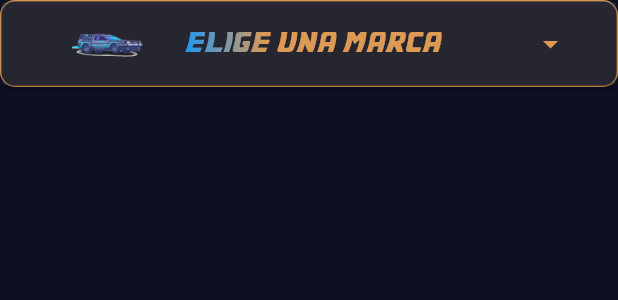
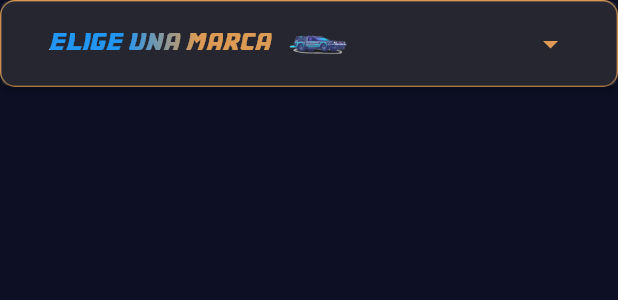
Before and after one commit to Legodark/paddock, a Flutter app: what buttonToActiveForm() shows on an empty page, opened directly, after a tap on "elige una marca", on a phone screen of 412 x 824 dp. Shown: the top 300 px of the screen. Run offline on Flutter 3.47's test engine with Material 2 defaults, Android fonts, the phone set to English and light mode, and no system bars; drawn by our look-alikes of simple_gradient_text; our stand-ins replace flutter_bloc, syncfusion_flutter_charts, syncfusion_flutter_gauges; missing offline and left inert: animated_loading_border.

Commit message:
Añadiendo graficas a la interfaz de flutter

```diff
--- /dev/null
+++ b/padook/Frontend/lib/bloc/chart_bloc/chart_bloc.dart
@@ -0,0 +1,17 @@
+
+import 'package:flutter_bloc/flutter_bloc.dart';
+
+part "chart_state.dart";
+
+class ChartBloc extends Cubit<ChartState> {
+  ChartBloc() : super(ChartState(widgetActive: false, priceResult: {}));
+
+  void activeWidget(bool widgetActive) {
+    emit(state.copyWith(widgetActive: widgetActive));
+  }
+
+  void updateMap(Map<String, double> priceResult) {
+    emit(state.copyWith(priceResult: priceResult));
+  }
+
+}
--- /dev/null
+++ b/padook/Frontend/lib/bloc/chart_bloc/chart_state.dart
@@ -0,0 +1,13 @@
+part of "chart_bloc.dart";
+
+class ChartState {
+  bool widgetActive;
+  Map<String, double>? priceResult;
+
+  ChartState({required this.widgetActive, required this.priceResult});
+
+  ChartState copyWith({bool? widgetActive, Map<String, double>? priceResult}) {
+    return ChartState(widgetActive: widgetActive ?? this.widgetActive,
+        priceResult: priceResult ?? this.priceResult);
+  }
+}
--- a/padook/Frontend/lib/page/padook_page.dart
+++ b/padook/Frontend/lib/page/padook_page.dart
@@ -1,7 +1,9 @@
 import 'package:flutter/material.dart';
 import 'package:flutter_bloc/flutter_bloc.dart';
+import 'package:padook/bloc/chart_bloc/chart_bloc.dart';
 import 'package:padook/bloc/json_bloc/json_data_bloc.dart';
 import 'package:padook/widgets/main_widgets/form_widget.dart';
+import 'package:padook/widgets/main_widgets/predict_chart_widget.dart';
 
 import '../bloc/widget_bloc/main_widget_bloc.dart';
 
@@ -19,20 +21,22 @@ class _PadookPageState extends State<PadookPage> {
     BlocProvider.of<JsonDataBloc>(context).fillData();
   }
 
-  void setFormWidget() {
-    BlocProvider.of<MainWidgetBloc>(context).changeFormWidget(buttonToActiveForm(context));
+  Future<void> setFormWidget() async {
+    BlocProvider.of<MainWidgetBloc>(context)
+        .changeFormWidget(buttonToActiveForm(context));
   }
 
   @override
   void initState() {
     super.initState();
     readDictData();
+    setFormWidget();
   }
 
   @override
-  void didChangeDependencies() {
-    super.didChangeDependencies();
-    setFormWidget();
+  void dispose() {
+    // TODO: implement dispose
+    super.dispose();
   }
 
   @override
@@ -54,8 +58,29 @@ class _PadookPageState extends State<PadookPage> {
                         height: 150,
                       ),
                       BlocBuilder<MainWidgetBloc, MainWidgetState>(
-                        builder: (context, state) => state.formWidget,
-                      )
+                        builder: (context, state) => AnimatedSwitcher(
+                          duration: const Duration(milliseconds: 300),
+                          switchInCurve: Curves.fastOutSlowIn,
+                          switchOutCurve: Curves.fastOutSlowIn,
+                          transitionBuilder:
+                              (Widget child, Animation<double> animation) {
+                            return SizeTransition(
+                              sizeFactor: animation,
+                              axisAlignment: 0.0,
+                              child: Align(
+                                child: Container(
+                                    padding: const EdgeInsets.symmetric(
+                                        vertical: 10),
+                                    child: child),
+                              ),
+                            );
+                          },
+                          child: state.formWidget,
+                        ),
+                      ),
+                      BlocBuilder<ChartBloc, ChartState>(
+                          builder: (context, state) =>
+                              state.widgetActive ? getChartPredictWidget(state) : Container())
                     ]),
               ),
             )),
--- a/padook/Frontend/lib/widgets/main_widgets/form_widget.dart
+++ b/padook/Frontend/lib/widgets/main_widgets/form_widget.dart
@@ -1,9 +1,9 @@
-
 import 'dart:convert';
 
 import 'package:animated_loading_border/animated_loading_border.dart';
 import 'package:flutter/material.dart';
 import 'package:flutter_bloc/flutter_bloc.dart';
+import 'package:padook/bloc/chart_bloc/chart_bloc.dart';
 import 'package:simple_gradient_text/simple_gradient_text.dart';
 
 import '../../bloc/brand_logo_bloc/brand_logo_bloc.dart';
@@ -14,23 +14,28 @@ import '../form_input_list/form_input_list.dart';
 import '../form_widgets.dart';
 import 'package:http/http.dart' as http;
 
-Future<void> getPrediction(Map controllerList,String brandSelected, String modelSelected,
-    String gearBoxId, String fuelId) async {
-  String url = "http://127.0.0.1:5000/car_predict?year=${controllerList["year"]?.text}"
+Future<Object> getPrediction(Map controllerList, String brandSelected,
+    String modelSelected, String gearBoxId, String fuelId) async {
+  String url =
+      "http://127.0.0.1:5000/car_predict?year=${controllerList["year"]?.text}"
       "&horses=${controllerList["horses"]?.text}&km=${controllerList["km"]?.text}"
       "&displ_engine=${controllerList["displEngine"]?.text}"
       "&marches=${controllerList["marches"]?.text}"
       "&card_brand_id=$brandSelected&model_id=$modelSelected"
       "&fuel_id=$fuelId&gearbox_id=$gearBoxId";
   http.Response response = await http.get(Uri.parse(url));
-  if(response.statusCode == 200){
+  if (response.statusCode == 200) {
     Map data = jsonDecode(response.body);
-    print(data);
+    return Map.from(data).cast<String, double>();
+  }
+  return {
+    "error 404": 0,
+    "La api esta en mantenimiento": 0,
+    "Lo sentimos :(": 0
+  };
 }
 
-}
-
-AnimatedLoadingBorder carForm(BuildContext context) {
+AnimatedLoadingBorder carForm(BuildContext mainContext) {
   final formKey = GlobalKey<FormState>();
   Map<String, TextEditingController> controllerList = {
     "year": TextEditingController(),
@@ -40,8 +45,7 @@ AnimatedLoadingBorder carForm(BuildContext context) {
     "marches": TextEditingController(),
   };
 
-  return
-        AnimatedLoadingBorder(
+  return AnimatedLoadingBorder(
       borderColor: const Color(0xFFDC9A54),
       cornerRadius: 10,
       borderWidth: 6,
@@ -61,8 +65,7 @@ AnimatedLoadingBorder carForm(BuildContext context) {
             crossAxisAlignment: CrossAxisAlignment.center,
             children: [
               BlocBuilder<JsonDataBloc, JsonDataState>(
-                        builder: (context, state) =>
-                            getMarchesMenu(context, state)),
+                  builder: (context, state) => getMarchesMenu(context, state)),
               BlocBuilder<MarchLogoBloc, String>(
                   builder: (context, state) => Image.asset(
                         state,
@@ -70,23 +73,16 @@ AnimatedLoadingBorder carForm(BuildContext context) {
                         height: 80,
                       )),
               BlocBuilder<JsonDataBloc, JsonDataState>(
-                        builder: (context, state) =>
-                            getModelMenu(context, state)),
+                  builder: (context, state) => getModelMenu(context, state)),
               Container(
                 width: 550,
                 height: 250,
-                      margin: const EdgeInsets.symmetric(
-                          vertical: 20),
+                margin: const EdgeInsets.symmetric(vertical: 20),
                 child: GridView.count(
                   primary: false,
-                        childAspectRatio: MediaQuery.of(context)
-                            .size
-                            .width /
-                            MediaQuery.of(context).size.height /
-                            0.6,
+                  childAspectRatio: 3.4,
                   crossAxisCount: 2,
-                        children: getFormInputList(
-                            context, controllerList),
+                  children: getFormInputList(mainContext, controllerList),
                 ),
               ),
               Container(
@@ -98,23 +94,27 @@ AnimatedLoadingBorder carForm(BuildContext context) {
               BlocBuilder<JsonDataBloc, JsonDataState>(
                   builder: (maincontext, jsonstate) =>
                       BlocBuilder<FormBloc, FormInputState>(
-                                builder: (context, state) =>
-                                    OutlinedButton(
+                          builder: (context, state) => OutlinedButton(
                               onPressed: () {
                                 getPrediction(
                                         controllerList,
-                                              jsonstate
-                                                  .brandSelected,
-                                              jsonstate
-                                                  .modelSelected,
+                                        jsonstate.brandSelected,
+                                        jsonstate.modelSelected,
                                         state.gearBoxId,
-                                              state.fuelId);
+                                        state.fuelId)
+                                    .then((value) {
+                                  BlocProvider.of<ChartBloc>(mainContext)
+                                      .activeWidget(true);
+                                  BlocProvider.of<ChartBloc>(mainContext)
+                                      .updateMap(value as Map<String, double>);
+                                });
+                                BlocProvider.of<MainWidgetBloc>(context)
+                                    .changeFormWidget(
+                                        buttonToActiveForm(mainContext));
                               },
                               child: const Text(
                                 "Predecir",
-                                          style: TextStyle(
-                                              color:
-                                              Colors.white),
+                                style: TextStyle(color: Colors.white),
                               ))))
             ],
           ),
@@ -122,28 +122,38 @@ AnimatedLoadingBorder carForm(BuildContext context) {
       ));
 }
 
-Container buttonToActiveForm(BuildContext context) {
+Container buttonToActiveForm(BuildContext mainContext) {
   return Container(
     width: 700,
     decoration: BoxDecoration(
         border: Border.all(color: const Color(0xFFDC9A54)),
-        borderRadius: BorderRadius.circular(10)
-    ),
+        borderRadius: BorderRadius.circular(10)),
     child: ElevatedButton(
         onPressed: () {
-          BlocProvider.of<MainWidgetBloc>(context).changeFormWidget(carForm(context));
+          BlocProvider.of<ChartBloc>(mainContext)
+              .activeWidget(false);
+          BlocProvider.of<ChartBloc>(mainContext)
+              .updateMap({});
+          BlocProvider.of<MainWidgetBloc>(mainContext)
+              .changeFormWidget(carForm(mainContext));
         },
         child: ListTile(
-          leading: Image.asset("assets/images/favicon.png"),
-          title: GradientText(
+          title: Row(
+            children: [
+              GradientText(
                 "elige una marca",
-            style: const TextStyle(fontFamily: "bttf", fontSize: 15),
+                style: const TextStyle(fontFamily: "bttf", fontSize: 13),
                 colors: const [
+                  Colors.blue,
                   Colors.blue,
                   Color(0xFFDC9A54),
                   Color(0xFFDC9A54),
-              Color(0xFFDC9A54),
-              Color(0xFFDC9A54),
+                ],
+              ),
+              Image.asset(
+                "assets/images/favicon.png",
+                width: 60,
+              )
             ],
           ),
           trailing: const Icon(
```
Also changed, not shown: padook/Frontend/lib/main.dart (+6 -2 lines), padook/Frontend/lib/widgets/main_widgets/predict_chart_widget.dart (added, +30 -0 lines). Lines whose indentation alone changed are shown as unchanged.
